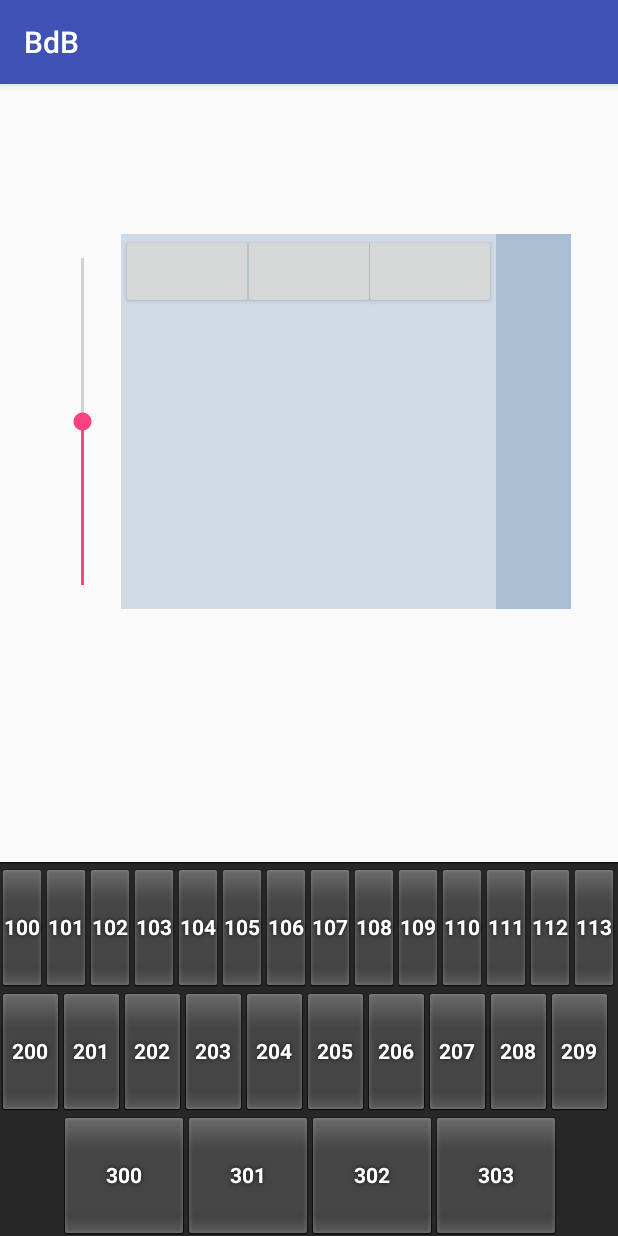
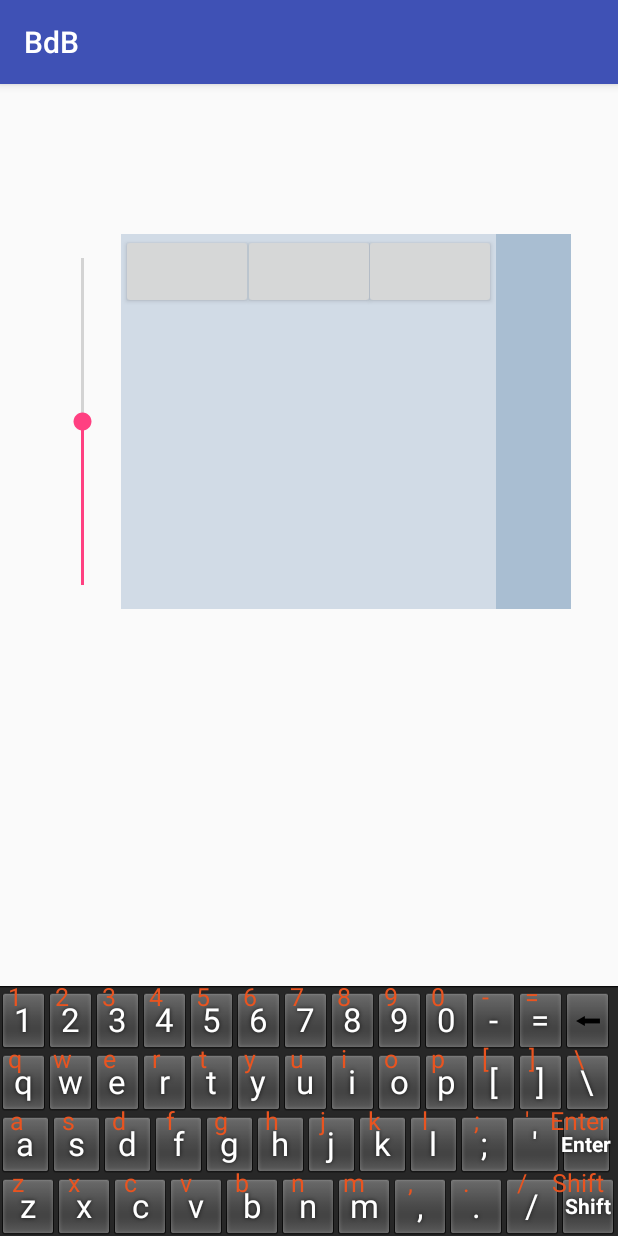
Before and after one commit to gnotomista/BdB, an Android app: the fragment MouseKeyboardFragment shown on its own in the app's theme, after a tap on an icon or button, on a phone screen of 412 x 824 dp. Run offline under Robolectric (Android 15) with nearby library versions, the phone set to English and light mode, and no system bars.

Commit message:
modified general layout specs and double code keys of custom keyboard

```diff
--- a/app/src/main/java/com/example/gennaro/bdb/KeyboardViewFix.java
+++ /dev/null
@@ -1,35 +0,0 @@
-package com.example.gennaro.bdb;
-
-import android.annotation.TargetApi;
-import android.content.Context;
-import android.content.ContextWrapper;
-import android.inputmethodservice.KeyboardView;
-import android.util.AttributeSet;
-
-public class KeyboardViewFix extends KeyboardView {
-    public static boolean inEditMode = true;
-
-    @TargetApi(21) // Build.VERSION_CODES.L
-    public KeyboardViewFix(Context context, AttributeSet attrs, int defStyleAttr, int defStyleRes) {
-        super(inEditMode ? new ContextWrapperInner(context) : context, attrs, defStyleAttr, defStyleRes);
-    }
-
-    public KeyboardViewFix(Context context, AttributeSet attrs, int defStyleAttr) {
-        super(inEditMode ? new ContextWrapperInner(context) : context, attrs, defStyleAttr);
-    }
-
-    public KeyboardViewFix(Context context, AttributeSet attrs) {
-        super(inEditMode ? new ContextWrapperInner(context) : context, attrs);
-    }
-
-    public static class ContextWrapperInner extends ContextWrapper {
-        Context base;
-        public ContextWrapperInner(Context base) {
-            super(base);
-            this.base = base;
-        }
-        public Object getSystemService(String name) {
-            return Context.AUDIO_SERVICE.equals(name) ? null : base.getSystemService(name);
-        }
-    }
-}
--- a/app/src/main/java/com/example/gennaro/bdb/ProgKeyboard.java
+++ b/app/src/main/java/com/example/gennaro/bdb/ProgKeyboard.java
@@ -35,7 +35,7 @@ public class ProgKeyboard {
 
         @Override
         public void onKey(int i, int[] ints) {
-            decodeAndSend(i);
+            decodeAndSend(i, ints);
         }
 
         @Override
@@ -97,12 +97,12 @@ public class ProgKeyboard {
         keyboardView.setEnabled(false);
     }
 
-    private void decodeAndSend(int keyCode) {
-        ArrayList<String> keyLabelChar = pressedKey.get(keyCode);
+    private void decodeAndSend(int keyCode, int[] allKeyCodes) {
+        String keyChar = (pressedKey.get(keyCode)).get(1);
         if (keyCode < 0) {
-            keyCodeString = keyLabelChar.get(1) + "+";
+            keyCodeString = keyChar + "+";
         } else {
-            keyCodeString += keyLabelChar.get(1);
+            keyCodeString += keyChar;
             MainActivity.sendString(keyCodeString);
             keyCodeString = "";
         }
--- /dev/null
+++ b/app/src/main/java/com/example/gennaro/bdb/ProgKeyboardView.java
@@ -0,0 +1,60 @@
+package com.example.gennaro.bdb;
+
+import android.annotation.TargetApi;
+import android.content.Context;
+import android.content.ContextWrapper;
+import android.content.Intent;
+import android.graphics.Canvas;
+import android.graphics.Color;
+import android.graphics.Paint;
+import android.inputmethodservice.Keyboard;
+import android.inputmethodservice.KeyboardView;
+import android.util.AttributeSet;
+
+import java.util.List;
+
+public class ProgKeyboardView extends KeyboardView {
+
+    public static boolean inEditMode = true;
+    Paint paint = new Paint();
+
+    @TargetApi(21) // Build.VERSION_CODES.L
+    public ProgKeyboardView(Context context, AttributeSet attrs, int defStyleAttr, int defStyleRes) {
+        super(inEditMode ? new ContextWrapperInner(context) : context, attrs, defStyleAttr, defStyleRes);
+    }
+
+    public ProgKeyboardView(Context context, AttributeSet attrs, int defStyleAttr) {
+        super(inEditMode ? new ContextWrapperInner(context) : context, attrs, defStyleAttr);
+    }
+
+    public ProgKeyboardView(Context context, AttributeSet attrs) {
+        super(inEditMode ? new ContextWrapperInner(context) : context, attrs);
+    }
+
+    @Override
+    public void onDraw(Canvas canvas) {
+        super.onDraw(canvas);
+
+        paint.setTextAlign(Paint.Align.CENTER);
+        paint.setTextSize(25);
+        paint.setColor(Color.parseColor("#E95420"));
+
+        List<Keyboard.Key> keys = getKeyboard().getKeys();
+        for(Keyboard.Key key: keys) {
+            if(key.label != null)
+                canvas.drawText(key.label.toString(), key.x + (key.width/3), key.y + (key.height/3), paint);
+        }
+    }
+
+    public static class ContextWrapperInner extends ContextWrapper {
+        Context base;
+        public ContextWrapperInner(Context base) {
+            super(base);
+            this.base = base;
+        }
+        public Object getSystemService(String name) {
+            return Context.AUDIO_SERVICE.equals(name) ? null : base.getSystemService(name);
+        }
+    }
+
+}
--- a/app/src/main/res/layout/mouse_keyboard_fragment.xml
+++ b/app/src/main/res/layout/mouse_keyboard_fragment.xml
@@ -75,16 +75,18 @@
         android:layout_centerHorizontal="true"
         android:gravity="center" />
 
-    <com.example.gennaro.bdb.KeyboardViewFix
+    <com.example.gennaro.bdb.ProgKeyboardView
         android:id="@+id/keyboard_view"
-        android:layout_width="match_parent"
+        android:layout_width="wrap_content"
         android:layout_height="wrap_content"
         android:layout_alignParentBottom="true"
         android:layout_centerHorizontal="true"
         android:focusable="true"
         android:focusableInTouchMode="true"
         android:visibility="gone"
-        android:keyPreviewLayout="@layout/prog_keyboard_preview"/>
+        android:keyPreviewLayout="@layout/prog_keyboard_preview"
+        android:keyPreviewHeight="50dp"
+        android:keyPreviewOffset="-50dp"/>
 
 </RelativeLayout>
 <!--</com.example.gennaro.bdb.KeyboardLayout>-->
--- a/app/src/main/res/layout/prog_keyboard_preview.xml
+++ b/app/src/main/res/layout/prog_keyboard_preview.xml
@@ -1,8 +1,10 @@
 <?xml version="1.0" encoding="utf-8"?>
 <TextView xmlns:android="http://schemas.android.com/apk/res/android"
-    android:layout_width="match_parent"
-    android:layout_height="match_parent"
+    android:layout_width="wrap_content"
+    android:layout_height="wrap_content"
+    android:width="50dp"
     android:gravity="center"
     android:background="#E95420"
+    android:alpha="0.8"
     android:textStyle="bold"
-    android:textSize="30sp" />
+    android:textSize="20sp" />
--- a/app/src/main/res/xml/prog_keyboard_qwerty.xml
+++ b/app/src/main/res/xml/prog_keyboard_qwerty.xml
@@ -1,40 +1,63 @@
 <?xml version="1.0" encoding="utf-8"?>
 <Keyboard xmlns:android="http://schemas.android.com/apk/res/android"
-    android:keyWidth="20%p"
-    android:keyHeight="10%p" >
+    android:keyWidth="10%p"
+    android:keyHeight="5%p" >
 
     <Row>
-        <Key android:codes="100" android:keyLabel="100" android:keyEdgeFlags="left">100</Key>
-        <Key android:codes="101" android:keyLabel="101">101</Key>
-        <Key android:codes="102" android:keyLabel="102">102</Key>
-        <Key android:codes="103" android:keyLabel="103">103</Key>
-        <Key android:codes="104" android:keyLabel="104">104</Key>
-        <Key android:codes="105" android:keyLabel="105">105</Key>
-        <Key android:codes="106" android:keyLabel="106">106</Key>
-        <Key android:codes="107" android:keyLabel="107">107</Key>
-        <Key android:codes="108" android:keyLabel="108">108</Key>
-        <Key android:codes="109" android:keyLabel="109">109</Key>
-        <Key android:codes="110" android:keyLabel="110">110</Key>
-        <Key android:codes="111" android:keyLabel="111">111</Key>
-        <Key android:codes="112" android:keyLabel="112">112</Key>
-        <Key android:codes="113" android:keyLabel="113" android:keyEdgeFlags="right">113</Key>
+        <Key android:codes="1" android:keyLabel="1" android:keyEdgeFlags="left">1</Key>
+        <Key android:codes="2" android:keyLabel="2">2</Key>
+        <Key android:codes="3" android:keyLabel="3">3</Key>
+        <Key android:codes="4" android:keyLabel="4">4</Key>
+        <Key android:codes="5" android:keyLabel="5">5</Key>
+        <Key android:codes="6" android:keyLabel="6">6</Key>
+        <Key android:codes="7" android:keyLabel="7">7</Key>
+        <Key android:codes="8" android:keyLabel="8">8</Key>
+        <Key android:codes="9" android:keyLabel="9">9</Key>
+        <Key android:codes="10" android:keyLabel="0">0</Key>
+        <Key android:codes="11" android:keyLabel="-">-</Key>
+        <Key android:codes="12" android:keyLabel="=">=</Key>
+        <Key android:codes="13" android:keyIcon="@mipmap/backspace" android:keyEdgeFlags="right">BackSpace</Key>
     </Row>
     <Row>
-        <Key android:codes="200" android:keyLabel="200" android:keyEdgeFlags="left">200</Key>
-        <Key android:codes="201" android:keyLabel="201">201</Key>
-        <Key android:codes="202" android:keyLabel="202">202</Key>
-        <Key android:codes="203" android:keyLabel="203">203</Key>
-        <Key android:codes="204" android:keyLabel="204">204</Key>
-        <Key android:codes="205" android:keyLabel="205">205</Key>
-        <Key android:codes="206" android:keyLabel="206">206</Key>
-        <Key android:codes="207" android:keyLabel="207">207</Key>
-        <Key android:codes="208" android:keyLabel="208">208</Key>
-        <Key android:codes="209" android:keyLabel="209" android:keyEdgeFlags="right">209</Key>
+        <Key android:codes="100" android:keyLabel="q" android:keyEdgeFlags="left">q</Key>
+        <Key android:codes="101" android:keyLabel="w">w</Key>
+        <Key android:codes="102" android:keyLabel="e">e</Key>
+        <Key android:codes="103" android:keyLabel="r">r</Key>
+        <Key android:codes="104" android:keyLabel="t">t</Key>
+        <Key android:codes="105" android:keyLabel="y">y</Key>
+        <Key android:codes="106" android:keyLabel="u">u</Key>
+        <Key android:codes="107" android:keyLabel="i">i</Key>
+        <Key android:codes="108" android:keyLabel="o">o</Key>
+        <Key android:codes="109" android:keyLabel="p">p</Key>
+        <Key android:codes="110" android:keyLabel="[">[</Key>
+        <Key android:codes="111" android:keyLabel="]">]</Key>
+        <Key android:codes="112" android:keyLabel="\\\" android:keyEdgeFlags="right">\</Key>
     </Row>
     <Row>
-        <Key android:codes="300" android:keyLabel="300" android:keyEdgeFlags="left" android:horizontalGap="10%p">300</Key>
-        <Key android:codes="301" android:keyLabel="301">301</Key>
-        <Key android:codes="302" android:keyLabel="302">302</Key>
-        <Key android:codes="303" android:keyLabel="303" android:keyEdgeFlags="right">303</Key>
+        <Key android:codes="200" android:keyLabel="a" android:keyEdgeFlags="left">a</Key>
+        <Key android:codes="201" android:keyLabel="s">s</Key>
+        <Key android:codes="202" android:keyLabel="d">d</Key>
+        <Key android:codes="203" android:keyLabel="f">f</Key>
+        <Key android:codes="204" android:keyLabel="g">g</Key>
+        <Key android:codes="205" android:keyLabel="h">h</Key>
+        <Key android:codes="206" android:keyLabel="j">j</Key>
+        <Key android:codes="207" android:keyLabel="k">k</Key>
+        <Key android:codes="208" android:keyLabel="l">l</Key>
+        <Key android:codes="209" android:keyLabel=";">;</Key>
+        <Key android:codes="210" android:keyLabel="'">'</Key>
+        <Key android:codes="211" android:keyLabel="Enter" android:keyEdgeFlags="right">Return</Key>
+    </Row>
+    <Row>
+        <Key android:codes="300" android:keyLabel="z" android:keyEdgeFlags="left">z</Key>
+        <Key android:codes="301" android:keyLabel="x">x</Key>
+        <Key android:codes="302" android:keyLabel="c">c</Key>
+        <Key android:codes="303" android:keyLabel="v">v</Key>
+        <Key android:codes="304" android:keyLabel="b">b</Key>
+        <Key android:codes="305" android:keyLabel="n">n</Key>
+        <Key android:codes="306" android:keyLabel="m">m</Key>
+        <Key android:codes="307" android:keyLabel=",">,</Key>
+        <Key android:codes="308" android:keyLabel=".">.</Key>
+        <Key android:codes="309" android:keyLabel="/">/</Key>
+        <Key android:codes="-310" android:keyLabel="Shift" android:keyEdgeFlags="right">Shift</Key>
     </Row>
 </Keyboard>
```
Also changed, not shown: app/src/main/backspace-web.png (added), app/src/main/res/mipmap-hdpi/backspace.png (added), app/src/main/res/mipmap-mdpi/backspace.png (added), app/src/main/res/mipmap-xhdpi/backspace.png (added), app/src/main/res/mipmap-xxhdpi/backspace.png (added), app/src/main/res/mipmap-xxxhdpi/backspace.png (added).
